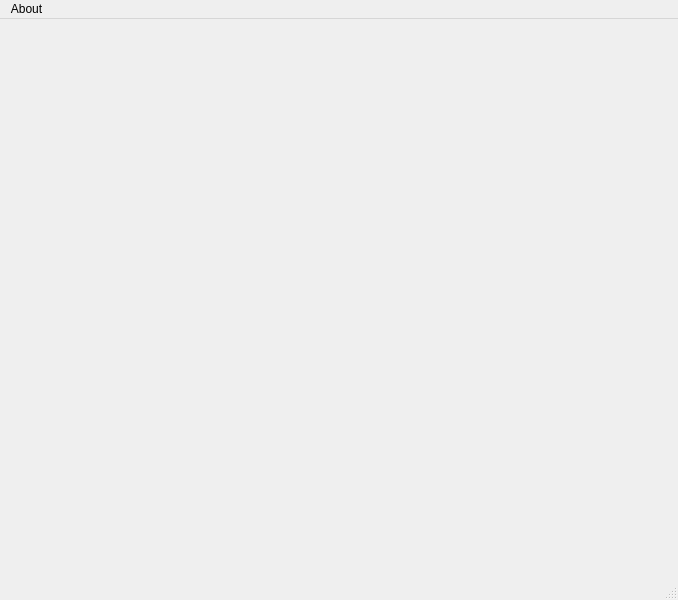
Before: the Qt Designer form mainwindow.ui in TurnipBun/rtqt, drawn with Qt 5.
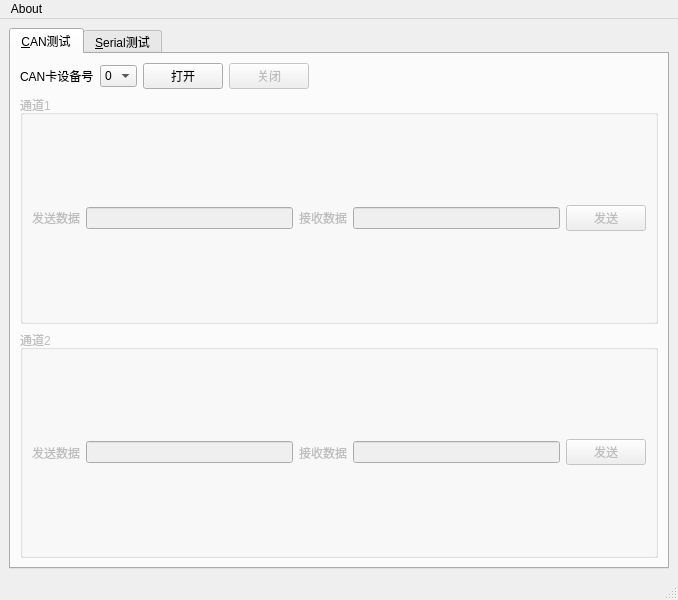
After: the same form once the commit is applied. Icons and pictures are not drawn.

Commit message: add status bar, CAN open and CAN close

The edit to the form file:
```diff
--- a/mainwindow.ui
+++ b/mainwindow.ui
@@ -17,7 +17,195 @@
    <iconset resource="rtqt.qrc">
     <normaloff>:/images/icon.png</normaloff>:/images/icon.png</iconset>
   </property>
-  <widget class="QWidget" name="centralwidget"/>
+  <widget class="QWidget" name="centralwidget">
+   <layout class="QVBoxLayout" name="verticalLayout">
+    <item>
+     <widget class="QTabWidget" name="tabWidget">
+      <property name="enabled">
+       <bool>true</bool>
+      </property>
+      <property name="currentIndex">
+       <number>0</number>
+      </property>
+      <widget class="QWidget" name="tabCAN">
+       <attribute name="title">
+        <string>&amp;CAN测试</string>
+       </attribute>
+       <layout class="QVBoxLayout" name="verticalLayout_2">
+        <item>
+         <layout class="QHBoxLayout" name="horizontalLayout_3">
+          <item>
+           <widget class="QLabel" name="labelCANDev">
+            <property name="text">
+             <string>CAN卡设备号</string>
+            </property>
+           </widget>
+          </item>
+          <item>
+           <widget class="QComboBox" name="comboDevIndex">
+            <item>
+             <property name="text">
+              <string>0</string>
+             </property>
+            </item>
+            <item>
+             <property name="text">
+              <string>1</string>
+             </property>
+            </item>
+            <item>
+             <property name="text">
+              <string>2</string>
+             </property>
+            </item>
+            <item>
+             <property name="text">
+              <string>3</string>
+             </property>
+            </item>
+            <item>
+             <property name="text">
+              <string>4</string>
+             </property>
+            </item>
+            <item>
+             <property name="text">
+              <string>5</string>
+             </property>
+            </item>
+            <item>
+             <property name="text">
+              <string>6</string>
+             </property>
+            </item>
+            <item>
+             <property name="text">
+              <string>7</string>
+             </property>
+            </item>
+           </widget>
+          </item>
+          <item>
+           <widget class="QPushButton" name="pushCANOpen">
+            <property name="text">
+             <string>打开</string>
+            </property>
+           </widget>
+          </item>
+          <item>
+           <widget class="QPushButton" name="pushCANClose">
+            <property name="enabled">
+             <bool>false</bool>
+            </property>
+            <property name="text">
+             <string>关闭</string>
+            </property>
+           </widget>
+          </item>
+          <item>
+           <spacer name="horizontalSpacer">
+            <property name="orientation">
+             <enum>Qt::Horizontal</enum>
+            </property>
+            <property name="sizeHint" stdset="0">
+             <size>
+              <width>40</width>
+              <height>20</height>
+             </size>
+            </property>
+           </spacer>
+          </item>
+         </layout>
+        </item>
+        <item>
+         <widget class="QGroupBox" name="groupChannel_1">
+          <property name="enabled">
+           <bool>false</bool>
+          </property>
+          <property name="title">
+           <string>通道1</string>
+          </property>
+          <layout class="QHBoxLayout" name="horizontalLayout">
+           <item>
+            <widget class="QLabel" name="labelSendData_1">
+             <property name="text">
+              <string>发送数据</string>
+             </property>
+            </widget>
+           </item>
+           <item>
+            <widget class="QLineEdit" name="lineSendData_1"/>
+           </item>
+           <item>
+            <widget class="QLabel" name="labelRecvData_1">
+             <property name="text">
+              <string>接收数据</string>
+             </property>
+            </widget>
+           </item>
+           <item>
+            <widget class="QLineEdit" name="lineRecvData_1"/>
+           </item>
+           <item>
+            <widget class="QPushButton" name="pushSend_1">
+             <property name="text">
+              <string>发送</string>
+             </property>
+            </widget>
+           </item>
+          </layout>
+         </widget>
+        </item>
+        <item>
+         <widget class="QGroupBox" name="groupChannel_2">
+          <property name="enabled">
+           <bool>false</bool>
+          </property>
+          <property name="title">
+           <string>通道2</string>
+          </property>
+          <layout class="QHBoxLayout" name="horizontalLayout_2">
+           <item>
+            <widget class="QLabel" name="labelSendData_2">
+             <property name="text">
+              <string>发送数据</string>
+             </property>
+            </widget>
+           </item>
+           <item>
+            <widget class="QLineEdit" name="lineSendData_2"/>
+           </item>
+           <item>
+            <widget class="QLabel" name="labelRecvData_2">
+             <property name="text">
+              <string>接收数据</string>
+             </property>
+            </widget>
+           </item>
+           <item>
+            <widget class="QLineEdit" name="lineRecvData_2"/>
+           </item>
+           <item>
+            <widget class="QPushButton" name="pushSend_2">
+             <property name="text">
+              <string>发送</string>
+             </property>
+            </widget>
+           </item>
+          </layout>
+         </widget>
+        </item>
+       </layout>
+      </widget>
+      <widget class="QWidget" name="tabSerial">
+       <attribute name="title">
+        <string>&amp;Serial测试</string>
+       </attribute>
+      </widget>
+     </widget>
+    </item>
+   </layout>
+  </widget>
   <widget class="QMenuBar" name="menubar">
    <property name="geometry">
     <rect>
```
The commit also changes 14 other files.
